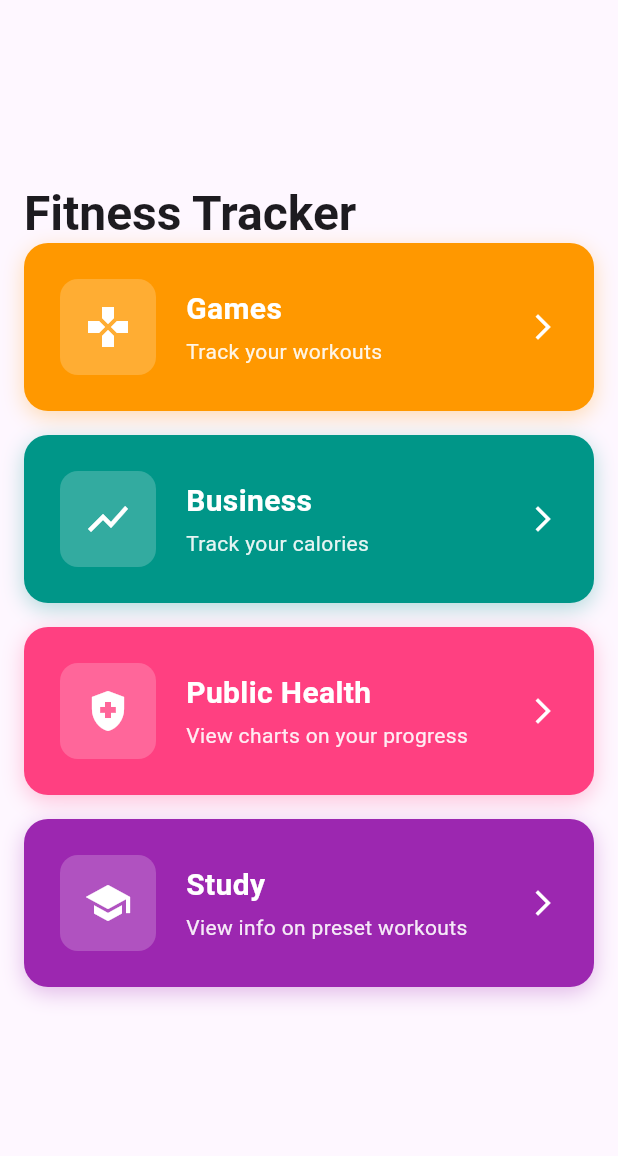
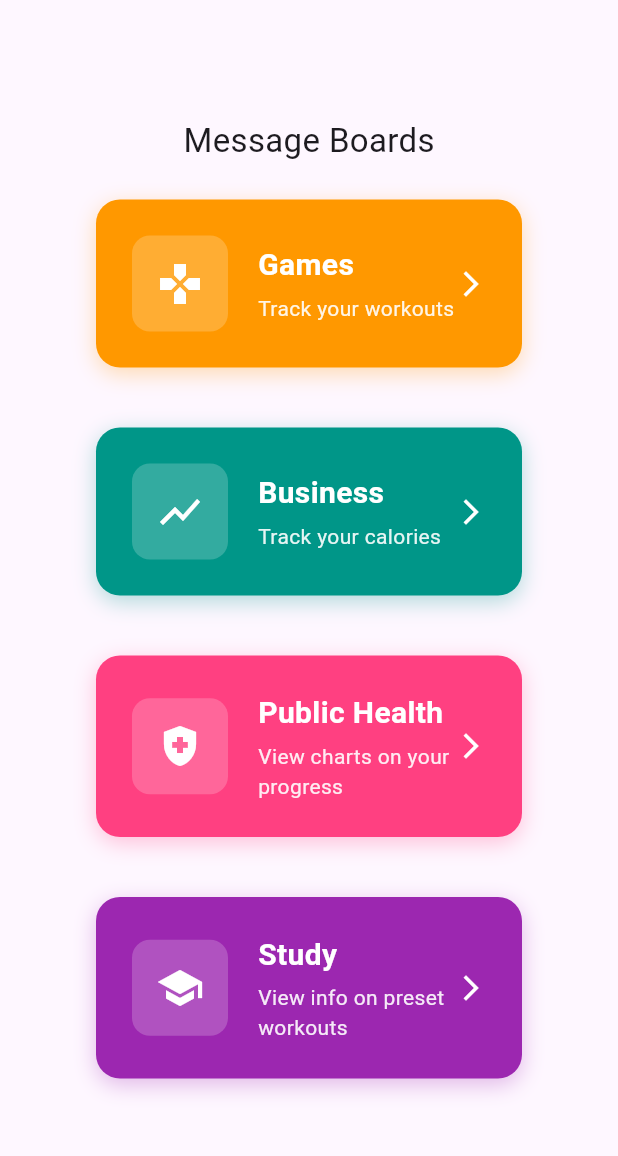
Before and after one commit to Nathan2055/csc4360-hw02-chatapp, a Flutter app: the MessageBoardsListing screen opened directly with empty values, on a phone screen of 412 x 824 dp, the part 63-1219 px from its top. Run offline on Flutter 3.47's test engine with Material 3 defaults, Android fonts, the phone set to English and light mode, and no system bars; our stand-ins replace cloud_firestore, firebase_auth, firebase_core; accounts and stored records are empty.

Commit message:
Refactor MessageBoardsListing

```diff
--- a/lib/screens/2-message_boards_listing/message_boards_listing.dart
+++ b/lib/screens/2-message_boards_listing/message_boards_listing.dart
@@ -1,9 +1,5 @@
 import 'package:flutter/material.dart';
-import 'package:firebase_auth/firebase_auth.dart';
 import 'package:chatapp/authservice.dart';
-import 'package:chatapp/screens/1-welcome_screen/create_account_screen.dart';
-import 'package:chatapp/screens/1-welcome_screen/login_screen.dart';
-import 'package:chatapp/screens/profile_screen.dart';
 import 'package:chatapp/screens/2-message_boards_listing/board_card.dart';
 
 class MessageBoardsListing extends StatefulWidget {
@@ -21,161 +17,40 @@ class _MessageBoardsListingState extends State<MessageBoardsListing> {
     fontWeight: FontWeight.w400,
   );
 
-  // Tracking variables for which interface is selected
-  bool loginSelected = false;
-  bool createAccountSelected = false;
-
-  Widget renderBoardsListing() {
-    return SingleChildScrollView(
-      padding: const EdgeInsets.symmetric(horizontal: 16, vertical: 24),
-      child: Column(
-        crossAxisAlignment: CrossAxisAlignment.start,
+  Column renderBoardsListing() {
+    return Column(
+      spacing: 24.0,
       children: [
-          Text(
-            'Fitness Tracker',
-            style: Theme.of(
-              context,
-            ).textTheme.headlineLarge?.copyWith(fontWeight: FontWeight.bold),
-          ),
+        Text('Message Boards', style: titleTextStyle),
         BoardCard(
           icon: Icons.games,
           title: 'Games',
           subtitle: 'Track your workouts',
           color: Colors.orange,
-            //color: const Color(0xFF6366F1),
-            targetScreen: Container(),
-            //targetScreen: WorkoutLogScreen(),
+          targetScreen: Container(), // TODO: link out to board
         ),
         BoardCard(
           icon: Icons.show_chart,
           title: 'Business',
           subtitle: 'Track your calories',
           color: Colors.teal,
-            //color: const Color(0xFFEC4899),
-            targetScreen: Container(),
-            //targetScreen: CalorieTrackerScreen(),
+          targetScreen: Container(), // TODO: link out to board
         ),
         BoardCard(
           icon: Icons.health_and_safety,
           title: 'Public Health',
           subtitle: 'View charts on your progress',
           color: Colors.pinkAccent,
-            //color: const Color(0xFF10B981),
-            targetScreen: Container(),
-            //targetScreen: ProgressReportsScreen(),
+          targetScreen: Container(), // TODO: link out to board
         ),
         BoardCard(
           icon: Icons.school,
           title: 'Study',
           subtitle: 'View info on preset workouts',
           color: Colors.purple,
-            //color: const Color(0xFFF59E0B),
-            targetScreen: Container(),
-            //targetScreen: PresetRoutinesScreen(),
+          targetScreen: Container(), // TODO: link out to board
         ),
       ],
-      ),
-    );
-  }
-
-  // Decide which interface to display based on selection
-  Scaffold renderAuthInterface() {
-    // If somehow both options get selected, reset them both
-    if (loginSelected && createAccountSelected) {
-      setState(() {
-        loginSelected = false;
-        createAccountSelected = false;
-      });
-    }
-
-    return Scaffold(
-      body: Center(
-        child: SingleChildScrollView(
-          padding: const EdgeInsets.all(64.0),
-          child: Column(
-            children: [
-              // If the login screen is selected, render the login screen
-              loginSelected
-                  ? Column(
-                      spacing: 24.0,
-                      children: [
-                        Text('Log In', style: titleTextStyle),
-                        LoginScreen(widget.authService),
-                      ],
-                    )
-                  : Container(),
-
-              // If the create account screen is selected, render the create account screen
-              createAccountSelected
-                  ? Column(
-                      spacing: 24.0,
-                      children: [
-                        Text('Create Account', style: titleTextStyle),
-                        CreateAccountScreen(widget.authService),
-                      ],
-                    )
-                  : Container(),
-
-              SizedBox(height: 16.0),
-              backButton(),
-            ],
-          ),
-        ),
-      ),
-    );
-  }
-
-  // Starting interface to select between logging in and creating account
-  Scaffold renderStartingScreen() {
-    return Scaffold(
-      body: Center(
-        child: SingleChildScrollView(
-          padding: const EdgeInsets.all(64.0),
-          child: Column(
-            spacing: 24.0,
-            children: [
-              Text('Firebase Chat App', style: titleTextStyle),
-              ElevatedButton(
-                onPressed: () {
-                  setState(() {
-                    loginSelected = true;
-                  });
-                },
-                child: const Row(
-                  mainAxisAlignment: MainAxisAlignment.center,
-                  children: [Text('Login')],
-                ),
-              ),
-              ElevatedButton(
-                onPressed: () {
-                  setState(() {
-                    createAccountSelected = true;
-                  });
-                },
-                child: const Row(
-                  mainAxisAlignment: MainAxisAlignment.center,
-                  children: [Text('Create Account')],
-                ),
-              ),
-            ],
-          ),
-        ),
-      ),
-    );
-  }
-
-  ElevatedButton backButton() {
-    return ElevatedButton(
-      onPressed: () {
-        setState(() {
-          loginSelected = false;
-          createAccountSelected = false;
-        });
-      },
-      child: const Row(
-        mainAxisAlignment: MainAxisAlignment.center,
-        children: [Text('Back')],
-      ),
     );
   }
 
@@ -183,62 +58,12 @@ class _MessageBoardsListingState extends State<MessageBoardsListing> {
   Widget build(BuildContext context) {
     return Scaffold(
       appBar: AppBar(title: Text('Firebase Chat App')),
-      body: Scaffold(body: Center(child: renderBoardsListing())),
-    );
-  }
-
-  /*
-  @override
-  Widget build(BuildContext context) {
-    return Scaffold(
-      appBar: AppBar(title: Text('Firebase Chat App')),
-      body: StreamBuilder<User?>(
-        stream: widget.authService.getStream(),
-        builder: (BuildContext context, AsyncSnapshot<User?> snapshot) {
-          // Display this if an error occurs
-          if (snapshot.hasError) {
-            return Scaffold(
       body: Center(
         child: SingleChildScrollView(
           padding: const EdgeInsets.all(64.0),
-                  child: Column(
-                    children: [
-                      Text('Something went wrong', style: titleTextStyle),
-                    ],
-                  ),
+          child: renderBoardsListing(),
         ),
       ),
     );
   }
-
-          // Display this while connecting to Firebase
-          if (snapshot.connectionState == ConnectionState.waiting) {
-            return Scaffold(
-              body: Center(
-                child: SingleChildScrollView(
-                  padding: const EdgeInsets.all(64.0),
-                  child: Column(
-                    children: [Text('Loading...', style: titleTextStyle)],
-                  ),
-                ),
-              ),
-            );
 }
-
-          // Display this if the user is not logged in yet
-          if (!snapshot.hasData) {
-            if (!loginSelected && !createAccountSelected) {
-              return renderStartingScreen();
-            } else {
-              return renderAuthInterface();
-            }
-          }
-
-          // Display this once the user is logged in
-          return ProfileScreen(emailAddress: widget.authService.getEmail());
-        },
-      ),
-    );
-  }
-  */
-}
```
Lines whose indentation alone changed are shown as unchanged.
